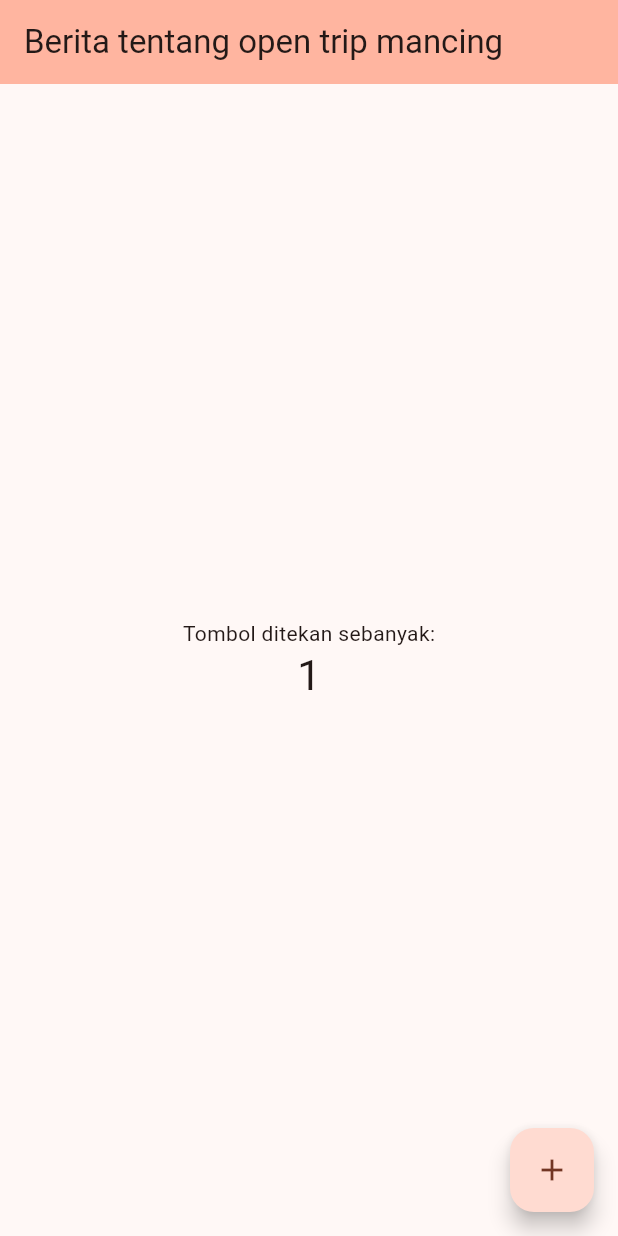
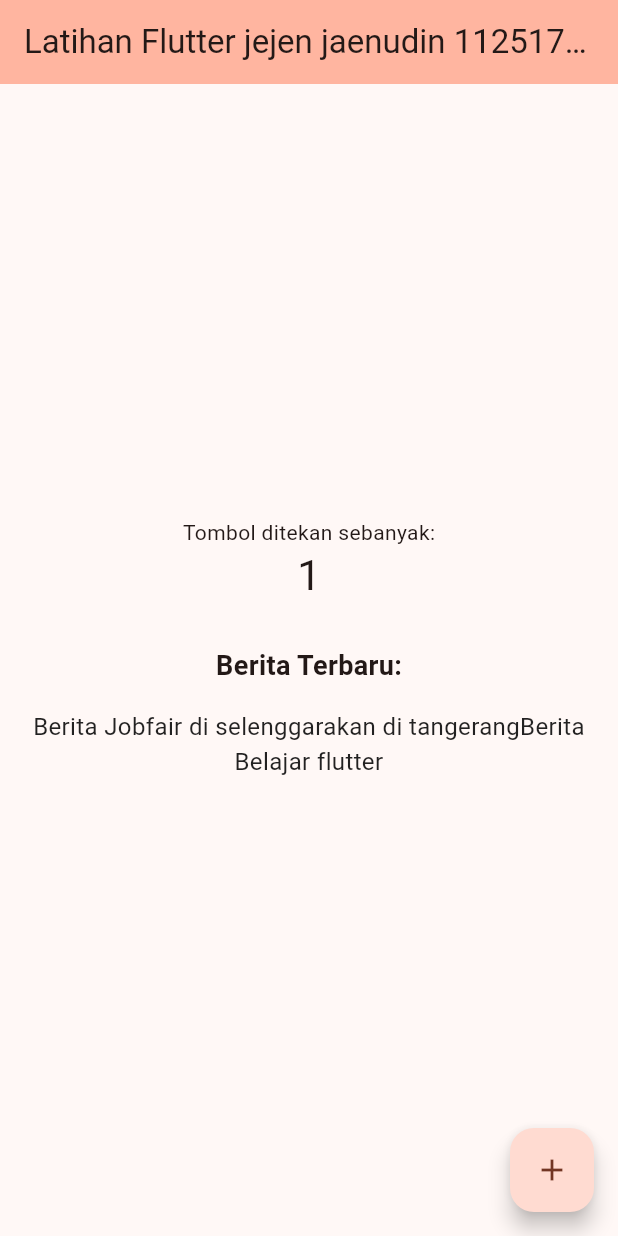
Before and after one commit to jejenjaenudin0895/Tugas_week_4_-1125170031-, a Flutter app: the screen it shows after launch, after a tap on the "add" icon, on a phone screen of 412 x 824 dp. Run offline on Flutter 3.47's test engine with Material 3 defaults, Android fonts, the phone set to English and light mode, and no system bars.

Commit message:
membuat random

```diff
--- a/lib/main.dart
+++ b/lib/main.dart
@@ -1,4 +1,5 @@
 import 'package:flutter/material.dart';
+import 'dart:math'; //untuk fungsi random
 
 // Mulai dari membuat aplikasi Flutter
 void main() {
@@ -28,34 +29,38 @@ class MyApp extends StatelessWidget {
 class HomePage extends StatefulWidget {
   const HomePage({super.key, required this.title});
   final String title; //inial title (static saat kontruktor dipanggil)
+
   @override
   State<HomePage> createState() => _HomePageState();
 }
 class _HomePageState extends State<HomePage> {
   int _counter = 0;
-  String _currentTitle = ''; //state title yang akan berubah
-  int _newsIndex = 0; // index berita yang sedang tampil
+  String _currentNews = ''; //state title yang akan berubah
+  final Random _random = Random(); //objek random
 
   final List<String> dataNews = [
     "Berita tentang sepak bola",
     "Berita tentang open trip mancing",
     "Berita tentang teknologi AI",
     "Berita tentang hacker",
+    "Berita timnas gagal masuk ke round5",
+    "Berita Jobfair di selenggarakan di tangerang"
+    "Berita Belajar flutter"
   ];
 
   @override
   void initState(){
   super.initState();
-   _currentTitle = dataNews[_newsIndex]; // tampilkan berita pertama saat mulai
+   _currentNews = dataNews[_random.nextInt(dataNews.length)];// tampilkan berita pertama saat mulai
   }
 
 void _incrementCounter() {
   setState((){
   _counter++;
   //ubah title setiap kali tombol ditekan
-  _newsIndex = (_newsIndex + 1) % dataNews.length;
+  int randomIndex = _random.nextInt(dataNews.length);
     // Ubah title sesuai berita
- _currentTitle = dataNews[_newsIndex];
+ _currentNews = dataNews[randomIndex];
   });
   }
 
@@ -65,7 +70,7 @@ Widget build (BuildContext context){
   return Scaffold(
   appBar:AppBar(
     backgroundColor: Theme.of(context).colorScheme.inversePrimary,
-    title: Text(_currentTitle), //gunakan title dinamis
+     title: Text(widget.title), //gunakan title dinamis
     ),
     body:Center(
       child: Column(
@@ -76,6 +81,20 @@ Widget build (BuildContext context){
             '$_counter',
               style: Theme.of(context).textTheme.headlineMedium,
               ),
+              const SizedBox(height: 30),
+            const Text(
+              'Berita Terbaru:',
+              style: TextStyle(fontSize: 18, fontWeight: FontWeight.bold),
+              ),
+               Padding(
+              padding: const EdgeInsets.all(16.0),
+              child: Text(
+                _currentNews,
+                textAlign: TextAlign.center,
+                style: const TextStyle(fontSize: 16, color: Colors.black87),
+              ),
+            ),
+
             ],
           ),
         ),
```
